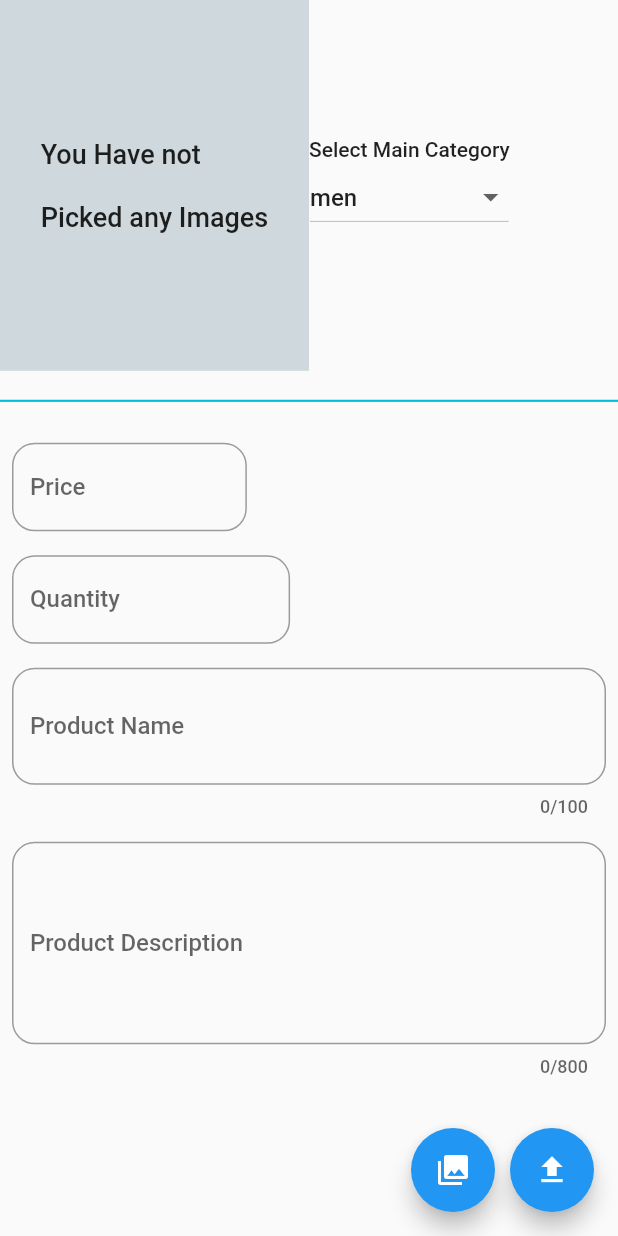
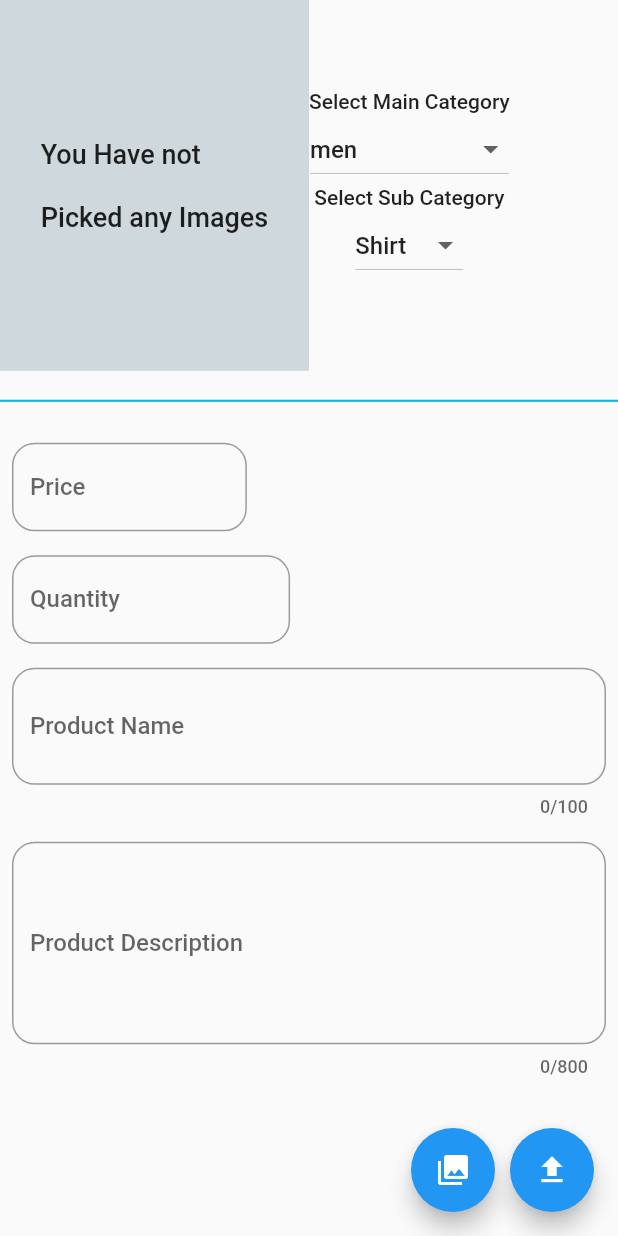
Before and after one commit to RogerParis/multi_vendor, a Flutter app: the UploadProductsScreen screen opened directly, on a phone screen of 412 x 824 dp. Run offline on Flutter 3.47's test engine with Material 2 defaults, Android fonts, the light colour scheme and no system bars; our stand-ins replace cloud_firestore, firebase_auth, firebase_core, firebase_storage, image_picker; accounts and stored records are empty.

Commit message:
adds subcategory dropdown

```diff
--- a/lib/views/upload_products_screen.dart
+++ b/lib/views/upload_products_screen.dart
@@ -25,6 +25,7 @@ class _UploadProductsScreenState extends State<UploadProductsScreen> {
   List<XFile>? imageList = [];
 
   String mainCategoryValue = 'men';
+  String subCategoryValue = men[0];
 
   void pickProductImages() async {
     try {
@@ -107,6 +108,21 @@ class _UploadProductsScreenState extends State<UploadProductsScreen> {
                           onChanged: ((String? value) {
                             setState(() {
                               mainCategoryValue = value!;
+                            });
+                          }),
+                        ),
+                        const Text('Select Sub Category'),
+                        DropdownButton(
+                          value: subCategoryValue,
+                          items: men.map((e) {
+                            return DropdownMenuItem(
+                              value: e,
+                              child: Text(e),
+                            );
+                          }).toList(),
+                          onChanged: ((String? value) {
+                            setState(() {
+                              subCategoryValue = value!;
                             });
                           }),
                         )
```
